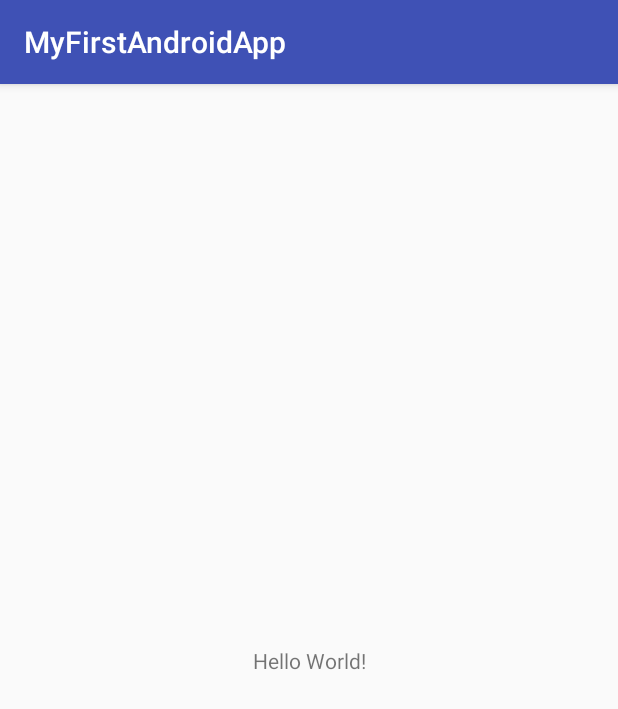
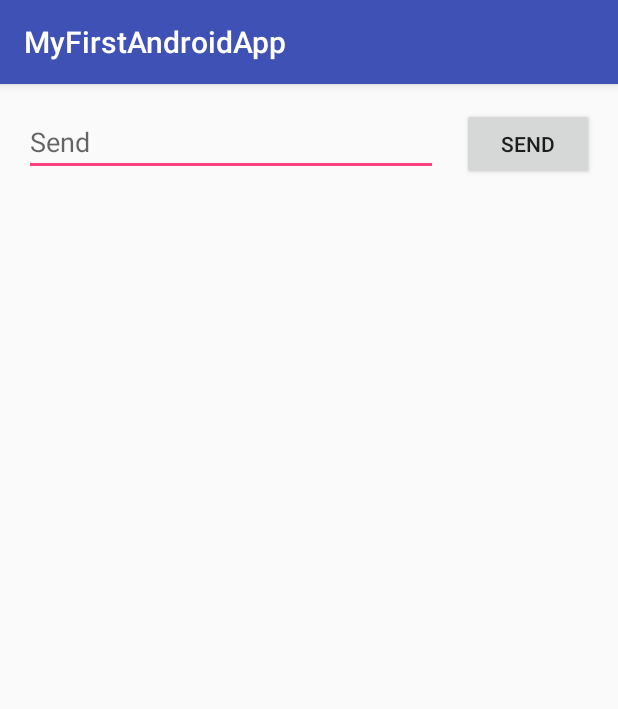
Before and after one commit to LuisftSilva/First-Android-App, an Android app: the screen it shows after launch (MainActivity), on a phone screen of 412 x 824 dp. Shown: the top 709 px of the screen. Run offline under Robolectric (Android 15) with nearby library versions, the phone set to English and light mode, and no system bars.

Commit message:
added text box and button

```diff
--- a/app/src/main/res/layout/activity_main.xml
+++ b/app/src/main/res/layout/activity_main.xml
@@ -6,13 +6,30 @@
     android:layout_height="match_parent"
     tools:context="com.example.lfts.myfirstandroidapp.MainActivity">
 
-    <TextView
+    <EditText
+        android:id="@+id/editText2"
+        android:layout_width="0dp"
+        android:layout_height="wrap_content"
+        android:layout_marginStart="16dp"
+        android:layout_marginTop="16dp"
+        android:ems="10"
+        android:hint="@string/button_send"
+        android:inputType="textPersonName"
+        app:layout_constraintEnd_toStartOf="@+id/button"
+        app:layout_constraintHorizontal_bias="0.5"
+        app:layout_constraintStart_toStartOf="parent"
+        app:layout_constraintTop_toTopOf="parent" />
+
+    <Button
+        android:id="@+id/button"
         android:layout_width="wrap_content"
         android:layout_height="wrap_content"
-        android:text="Hello World!"
-        app:layout_constraintBottom_toBottomOf="parent"
-        app:layout_constraintLeft_toLeftOf="parent"
-        app:layout_constraintRight_toRightOf="parent"
-        app:layout_constraintTop_toTopOf="parent" />
-
+        android:layout_marginEnd="16dp"
+        android:layout_marginStart="16dp"
+        android:text="@string/button_send"
+        app:layout_constraintBaseline_toBaselineOf="@+id/editText2"
+        app:layout_constraintEnd_toEndOf="parent"
+        app:layout_constraintHorizontal_bias="0.5"
+        app:layout_constraintStart_toEndOf="@+id/editText2"
+        tools:text="BUTTON" />
 </android.support.constraint.ConstraintLayout>
--- a/app/src/main/res/values/strings.xml
+++ b/app/src/main/res/values/strings.xml
@@ -1,3 +1,5 @@
-<resources>
+    <resources>
     <string name="app_name">MyFirstAndroidApp</string>
-</resources>
+        <string name="edit_message">Enter a message</string>
+        <string name="button_send">Send</string>
+    </resources>
```
